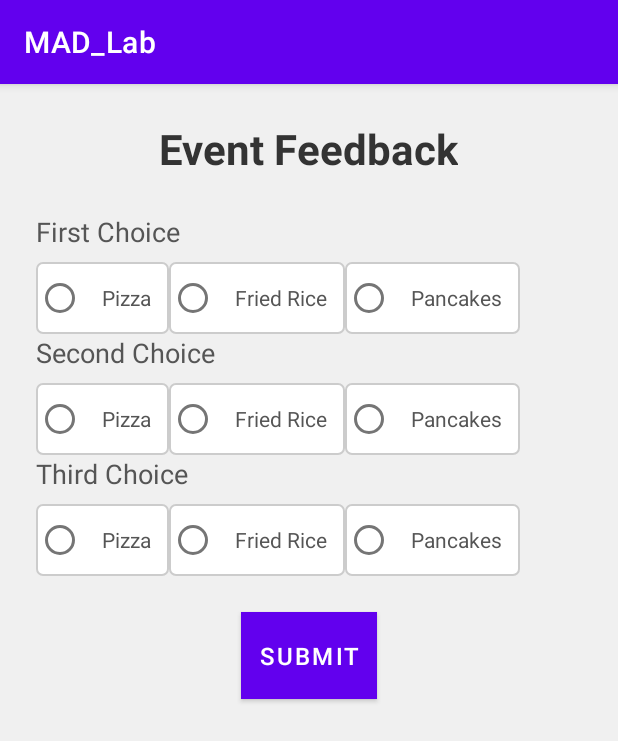
After one commit to sharjeel-siddiqui12/dive-into-mobile-application-development, an Android app built with Jetpack Compose: the exercise4 screen opened directly, with no data from a screen before it, on a phone screen of 412 x 824 dp. The commit adds this screen. Shown: the top 741 px of the screen. Run offline under Robolectric (Android 15) with nearby library versions, the phone set to English and light mode, and no system bars.

Commit message:
Add layout for exercise4 activity and update manifest with new activity

```diff
--- a/app/src/main/AndroidManifest.xml
+++ b/app/src/main/AndroidManifest.xml
@@ -13,6 +13,18 @@
         android:theme="@style/Theme.MAD_Lab"
         tools:targetApi="31">
 
+
+
+        <activity
+            android:name="com.example.lab2.exercise4"
+            android:exported="true">
+            <intent-filter>
+                <action android:name="android.intent.action.MAIN" />
+
+                <category android:name="android.intent.category.LAUNCHER" />
+            </intent-filter>
+        </activity>
+
         <activity
             android:name="com.example.lab2.exercise3"
             android:exported="true">
@@ -22,7 +34,6 @@
                 <category android:name="android.intent.category.LAUNCHER" />
             </intent-filter>
         </activity>
-
         <activity
             android:name="com.example.lab2.exercise3_second_act"
             android:exported="true">
@@ -32,7 +43,6 @@
                 <category android:name="android.intent.category.LAUNCHER" />
             </intent-filter>
         </activity>
-
         <activity
             android:name="com.example.lab2.exercise2"
             android:exported="true">
--- /dev/null
+++ b/app/src/main/java/com/example/lab2/exercise4.java
@@ -0,0 +1,52 @@
+package com.example.lab2;
+
+import android.os.Bundle;
+import androidx.appcompat.app.AppCompatActivity;
+import com.example.mad_lab.R;
+import android.view.View;
+import android.widget.Button;
+import android.widget.RadioGroup;
+import android.widget.Toast;
+
+public class exercise4 extends AppCompatActivity {
+
+    private RadioGroup rgFirstChoice, rgSecondChoice, rgThirdChoice;
+    private Button btnSubmit;
+
+    @Override
+    protected void onCreate(Bundle savedInstanceState) {
+        super.onCreate(savedInstanceState);
+        setContentView(R.layout.activity_exercise4);
+
+        // Initialize the RadioGroups and Button
+        rgFirstChoice = findViewById(R.id.rgFirstChoice);
+        rgSecondChoice = findViewById(R.id.rgSecondChoice);
+        rgThirdChoice = findViewById(R.id.rgThirdChoice);
+        btnSubmit = findViewById(R.id.btnSubmit);
+
+        // Set click listener for the submit button
+        btnSubmit.setOnClickListener(new View.OnClickListener() {
+            @Override
+            public void onClick(View v) {
+                // Check if all choices are selected
+                if (rgFirstChoice.getCheckedRadioButtonId() == -1) {
+                    Toast.makeText(exercise4.this, "Please select your first choice.", Toast.LENGTH_SHORT).show();
+                    return;
+                }
+
+                if (rgSecondChoice.getCheckedRadioButtonId() == -1) {
+                    Toast.makeText(exercise4.this, "Please select your second choice.", Toast.LENGTH_SHORT).show();
+                    return;
+                }
+
+                if (rgThirdChoice.getCheckedRadioButtonId() == -1) {
+                    Toast.makeText(exercise4.this, "Please select your third choice.", Toast.LENGTH_SHORT).show();
+                    return;
+                }
+
+                // If all fields are filled, show success message
+                Toast.makeText(exercise4.this, "Thank you for your feedback!", Toast.LENGTH_SHORT).show();
+            }
+        });
+    }
+}
--- /dev/null
+++ b/app/src/main/res/drawable/button_background.xml
@@ -0,0 +1,5 @@
+<?xml version="1.0" encoding="utf-8"?>
+<shape xmlns:android="http://schemas.android.com/apk/res/android">
+    <solid android:color="#009688"/> <!-- Button color -->
+    <corners android:radius="8dp"/> <!-- Corner radius -->
+</shape>
--- /dev/null
+++ b/app/src/main/res/drawable/radiobutton_background.xml
@@ -0,0 +1,8 @@
+<?xml version="1.0" encoding="utf-8"?>
+<shape xmlns:android="http://schemas.android.com/apk/res/android">
+    <solid android:color="#FFFFFF"/> <!-- Background color -->
+    <stroke
+        android:width="1dp"
+        android:color="#CCCCCC"/> <!-- Border color -->
+    <corners android:radius="4dp"/> <!-- Corner radius -->
+</shape>
--- /dev/null
+++ b/app/src/main/res/drawable/rounded_corners.xml
@@ -0,0 +1,5 @@
+<?xml version="1.0" encoding="utf-8"?>
+<shape xmlns:android="http://schemas.android.com/apk/res/android">
+    <solid android:color="#009688"/> <!-- Background color -->
+    <corners android:radius="16dp"/> <!-- Corner radius -->
+</shape>
--- /dev/null
+++ b/app/src/main/res/layout/activity_exercise4.xml
@@ -0,0 +1,165 @@
+<?xml version="1.0" encoding="utf-8"?>
+<LinearLayout
+    xmlns:android="http://schemas.android.com/apk/res/android"
+    android:layout_width="match_parent"
+    android:layout_height="match_parent"
+    android:orientation="vertical"
+    android:padding="24dp"
+    android:background="#F0F0F0">
+
+    <!-- Heading for Event Feedback -->
+    <TextView
+        android:id="@+id/tvEventHeading"
+        android:layout_width="wrap_content"
+        android:layout_height="wrap_content"
+        android:text="Event Feedback"
+        android:textSize="28sp"
+        android:textStyle="bold"
+        android:textColor="#333333"
+        android:layout_gravity="center"
+        android:layout_marginBottom="24dp"
+        android:fontFamily="sans-serif" /> <!-- Custom Font -->
+
+    <!-- First choice RadioGroup -->
+    <TextView
+        android:layout_width="wrap_content"
+        android:layout_height="wrap_content"
+        android:text="First Choice"
+        android:textSize="18sp"
+        android:textColor="#555555"
+        android:layout_marginBottom="8dp"/>
+
+    <RadioGroup
+        android:id="@+id/rgFirstChoice"
+        android:layout_width="match_parent"
+        android:layout_height="wrap_content"
+        android:orientation="horizontal">
+
+        <RadioButton
+            android:id="@+id/rbPizzaFirst"
+            android:layout_width="wrap_content"
+            android:layout_height="wrap_content"
+            android:text="Pizza"
+            android:textColor="#555555"
+            android:padding="12dp"
+            android:background="@drawable/radiobutton_background"/>
+
+        <RadioButton
+            android:id="@+id/rbFriedRiceFirst"
+            android:layout_width="wrap_content"
+            android:layout_height="wrap_content"
+            android:text="Fried Rice"
+            android:textColor="#555555"
+            android:padding="12dp"
+            android:background="@drawable/radiobutton_background"/>
+
+        <RadioButton
+            android:id="@+id/rbPancakesFirst"
+            android:layout_width="wrap_content"
+            android:layout_height="wrap_content"
+            android:text="Pancakes"
+            android:textColor="#555555"
+            android:padding="12dp"
+            android:background="@drawable/radiobutton_background"/>
+    </RadioGroup>
+
+    <!-- Second choice RadioGroup -->
+    <TextView
+        android:layout_width="wrap_content"
+        android:layout_height="wrap_content"
+        android:text="Second Choice"
+        android:textSize="18sp"
+        android:textColor="#555555"
+        android:layout_marginBottom="8dp"/>
+
+    <RadioGroup
+        android:id="@+id/rgSecondChoice"
+        android:layout_width="match_parent"
+        android:layout_height="wrap_content"
+        android:orientation="horizontal">
+
+        <RadioButton
+            android:id="@+id/rbPizzaSecond"
+            android:layout_width="wrap_content"
+            android:layout_height="wrap_content"
+            android:text="Pizza"
+            android:textColor="#555555"
+            android:padding="12dp"
+            android:background="@drawable/radiobutton_background"/>
+
+        <RadioButton
+            android:id="@+id/rbFriedRiceSecond"
+            android:layout_width="wrap_content"
+            android:layout_height="wrap_content"
+            android:text="Fried Rice"
+            android:textColor="#555555"
+            android:padding="12dp"
+            android:background="@drawable/radiobutton_background"/>
+
+        <RadioButton
+            android:id="@+id/rbPancakesSecond"
+            android:layout_width="wrap_content"
+            android:layout_height="wrap_content"
+            android:text="Pancakes"
+            android:textColor="#555555"
+            android:padding="12dp"
+            android:background="@drawable/radiobutton_background"/>
+    </RadioGroup>
+
+    <!-- Third choice RadioGroup -->
+    <TextView
+        android:layout_width="wrap_content"
+        android:layout_height="wrap_content"
+        android:text="Third Choice"
+        android:textSize="18sp"
+        android:textColor="#555555"
+        android:layout_marginBottom="8dp"/>
+
+    <RadioGroup
+        android:id="@+id/rgThirdChoice"
+        android:layout_width="match_parent"
+        android:layout_height="wrap_content"
+        android:orientation="horizontal">
+
+        <RadioButton
+            android:id="@+id/rbPizzaThird"
+            android:layout_width="wrap_content"
+            android:layout_height="wrap_content"
+            android:text="Pizza"
+            android:textColor="#555555"
+            android:padding="12dp"
+            android:background="@drawable/radiobutton_background"/>
+
+        <RadioButton
+            android:id="@+id/rbFriedRiceThird"
+            android:layout_width="wrap_content"
+            android:layout_height="wrap_content"
+            android:text="Fried Rice"
+            android:textColor="#555555"
+            android:padding="12dp"
+            android:background="@drawable/radiobutton_background"/>
+
+        <RadioButton
+            android:id="@+id/rbPancakesThird"
+            android:layout_width="wrap_content"
+            android:layout_height="wrap_content"
+            android:text="Pancakes"
+            android:textColor="#555555"
+            android:padding="12dp"
+            android:background="@drawable/radiobutton_background"/>
+    </RadioGroup>
+
+    <!-- Submit Button -->
+    <Button
+        android:id="@+id/btnSubmit"
+        android:layout_width="wrap_content"
+        android:layout_height="wrap_content"
+        android:text="Submit"
+        android:textColor="@color/white"
+        android:background="@color/colorAccent"
+        android:textSize="16sp"
+        android:padding="12dp"
+        android:layout_gravity="center"
+        android:layout_marginTop="24dp"
+        /> <!-- Rounded corners -->
+</LinearLayout>
--- a/app/src/main/res/values/colors.xml
+++ b/app/src/main/res/values/colors.xml
@@ -8,4 +8,6 @@
     <color name="black">#FF000000</color>
     <color name="white">#FFFFFFFF</color>
     <color name="red">#FFFF0000</color>
+    <color name="colorAccent">#009688</color> <!-- Primary color for the button -->
+    <color name="colorButtonPressed">#00574B</color> <!-- Color for the pressed state -->
 </resources>
```
